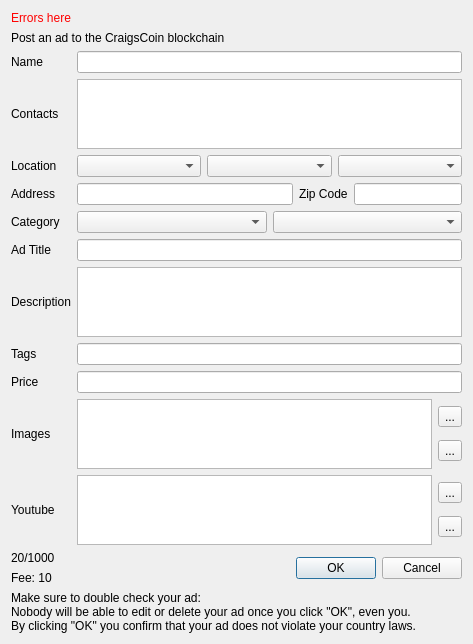
Qt form src/qt/forms/postad.ui (CraigsCoin/CraigsCoin) before a commit.
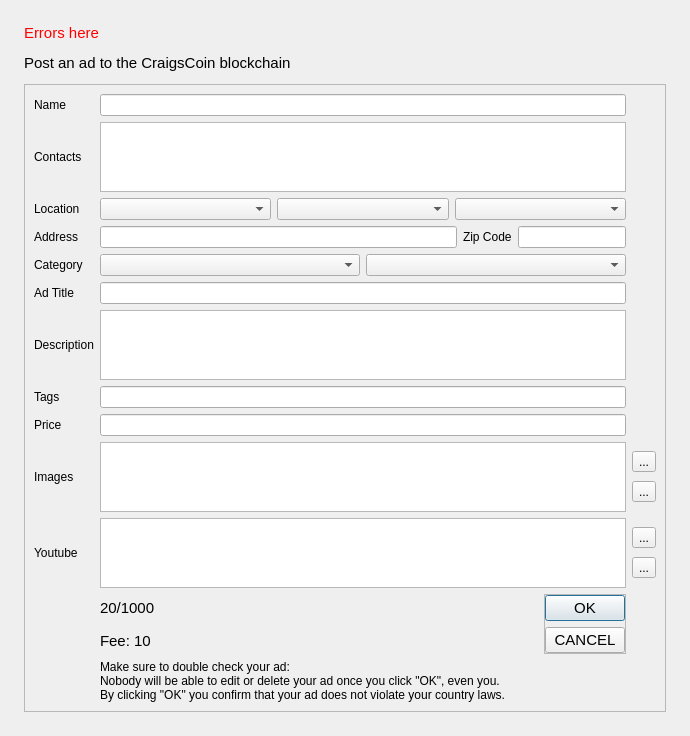
The same form after that commit. Icons and pictures are not drawn.

Patch:
```diff
--- a/src/qt/forms/postad.ui
+++ b/src/qt/forms/postad.ui
@@ -6,80 +6,42 @@
    <rect>
     <x>0</x>
     <y>0</y>
-    <width>473</width>
-    <height>637</height>
+    <width>690</width>
+    <height>707</height>
    </rect>
   </property>
   <property name="windowTitle">
    <string>Dialog</string>
   </property>
-  <layout class="QGridLayout" name="gridLayout">
-   <item row="9" column="1">
-    <widget class="QLineEdit" name="editTags"/>
-   </item>
-   <item row="10" column="0">
-    <widget class="QLabel" name="label_11">
-     <property name="text">
-      <string>Price</string>
-     </property>
-    </widget>
-   </item>
-   <item row="10" column="1">
-    <widget class="QLineEdit" name="editPrice"/>
-   </item>
-   <item row="11" column="0">
-    <widget class="QLabel" name="label_12">
-     <property name="text">
-      <string>Images</string>
-     </property>
-    </widget>
-   </item>
-   <item row="2" column="0">
-    <widget class="QLabel" name="label_2">
-     <property name="text">
-      <string>Name</string>
-     </property>
-    </widget>
-   </item>
-   <item row="7" column="0">
-    <widget class="QLabel" name="label_8">
-     <property name="text">
-      <string>Ad Title</string>
-     </property>
-    </widget>
-   </item>
-   <item row="3" column="0">
-    <widget class="QLabel" name="label_3">
-     <property name="text">
-      <string>Contacts</string>
-     </property>
-    </widget>
-   </item>
-   <item row="7" column="1">
-    <widget class="QLineEdit" name="editTitle"/>
-   </item>
-   <item row="4" column="0">
-    <widget class="QLabel" name="label_4">
-     <property name="text">
-      <string>Location</string>
-     </property>
-    </widget>
-   </item>
-   <item row="6" column="0">
-    <widget class="QLabel" name="label_7">
-     <property name="text">
-      <string>Category</string>
-     </property>
-    </widget>
-   </item>
-   <item row="0" column="0" colspan="2">
+  <layout class="QVBoxLayout" name="verticalLayout_5">
+   <property name="spacing">
+    <number>12</number>
+   </property>
+   <property name="leftMargin">
+    <number>24</number>
+   </property>
+   <property name="topMargin">
+    <number>24</number>
+   </property>
+   <property name="rightMargin">
+    <number>24</number>
+   </property>
+   <property name="bottomMargin">
+    <number>24</number>
+   </property>
+   <item>
     <widget class="QLabel" name="labelErrors">
      <property name="sizePolicy">
-      <sizepolicy hsizetype="Expanding" vsizetype="Preferred">
+      <sizepolicy hsizetype="Expanding" vsizetype="Fixed">
        <horstretch>0</horstretch>
        <verstretch>0</verstretch>
       </sizepolicy>
      </property>
+     <property name="font">
+      <font>
+       <pointsize>11</pointsize>
+      </font>
+     </property>
      <property name="styleSheet">
       <string notr="true">color: red</string>
      </property>
@@ -88,16 +50,21 @@
      </property>
     </widget>
    </item>
-   <item row="1" column="0" colspan="2">
+   <item>
     <layout class="QHBoxLayout" name="horizontalLayout_2">
      <item>
       <widget class="QLabel" name="label">
        <property name="sizePolicy">
-        <sizepolicy hsizetype="Expanding" vsizetype="Preferred">
+        <sizepolicy hsizetype="Expanding" vsizetype="Fixed">
          <horstretch>0</horstretch>
          <verstretch>0</verstretch>
         </sizepolicy>
        </property>
+       <property name="font">
+        <font>
+         <pointsize>11</pointsize>
+        </font>
+       </property>
        <property name="text">
         <string>Post an ad to the CraigsCoin blockchain</string>
        </property>
@@ -105,7 +72,42 @@
      </item>
     </layout>
    </item>
-   <item row="3" column="1">
+   <item>
+    <widget class="QFrame" name="framePostAd">
+     <property name="frameShape">
+      <enum>QFrame::StyledPanel</enum>
+     </property>
+     <property name="frameShadow">
+      <enum>QFrame::Raised</enum>
+     </property>
+     <layout class="QGridLayout" name="gridLayout">
+      <item row="0" column="0">
+       <widget class="QLabel" name="label_2">
+        <property name="sizePolicy">
+         <sizepolicy hsizetype="Fixed" vsizetype="Preferred">
+          <horstretch>0</horstretch>
+          <verstretch>0</verstretch>
+         </sizepolicy>
+        </property>
+        <property name="text">
+         <string>Name</string>
+        </property>
+       </widget>
+      </item>
+      <item row="1" column="0">
+       <widget class="QLabel" name="label_3">
+        <property name="sizePolicy">
+         <sizepolicy hsizetype="Fixed" vsizetype="Preferred">
+          <horstretch>0</horstretch>
+          <verstretch>0</verstretch>
+         </sizepolicy>
+        </property>
+        <property name="text">
+         <string>Contacts</string>
+        </property>
+       </widget>
+      </item>
+      <item row="1" column="1" colspan="2">
     <widget class="QPlainTextEdit" name="editContacts">
      <property name="sizePolicy">
       <sizepolicy hsizetype="Expanding" vsizetype="Preferred">
@@ -118,27 +120,33 @@
      </property>
     </widget>
    </item>
-   <item row="4" column="1">
-    <layout class="QHBoxLayout" name="horizontalLayout_3">
-     <item>
-      <widget class="QComboBox" name="cbxCountry">
+      <item row="2" column="0">
+       <widget class="QLabel" name="label_4">
        <property name="sizePolicy">
-        <sizepolicy hsizetype="Preferred" vsizetype="Fixed">
+         <sizepolicy hsizetype="Fixed" vsizetype="Preferred">
          <horstretch>0</horstretch>
          <verstretch>0</verstretch>
         </sizepolicy>
        </property>
-      </widget>
-     </item>
-     <item>
-      <widget class="QComboBox" name="cbxState"/>
-     </item>
-     <item>
-      <widget class="QComboBox" name="cbxTown"/>
-     </item>
-    </layout>
-   </item>
-   <item row="5" column="1">
+        <property name="text">
+         <string>Location</string>
+        </property>
+       </widget>
+      </item>
+      <item row="3" column="0">
+       <widget class="QLabel" name="label_5">
+        <property name="sizePolicy">
+         <sizepolicy hsizetype="Fixed" vsizetype="Preferred">
+          <horstretch>0</horstretch>
+          <verstretch>0</verstretch>
+         </sizepolicy>
+        </property>
+        <property name="text">
+         <string>Address</string>
+        </property>
+       </widget>
+      </item>
+      <item row="3" column="1" colspan="2">
     <layout class="QHBoxLayout" name="horizontalLayout_4">
      <item>
       <widget class="QLineEdit" name="editAddress">
@@ -169,60 +177,271 @@
      </item>
     </layout>
    </item>
+      <item row="4" column="0">
+       <widget class="QLabel" name="label_7">
+        <property name="sizePolicy">
+         <sizepolicy hsizetype="Fixed" vsizetype="Preferred">
+          <horstretch>0</horstretch>
+          <verstretch>0</verstretch>
+         </sizepolicy>
+        </property>
+        <property name="text">
+         <string>Category</string>
+        </property>
+       </widget>
+      </item>
    <item row="5" column="0">
-    <widget class="QLabel" name="label_5">
+       <widget class="QLabel" name="label_8">
+        <property name="sizePolicy">
+         <sizepolicy hsizetype="Fixed" vsizetype="Preferred">
+          <horstretch>0</horstretch>
+          <verstretch>0</verstretch>
+         </sizepolicy>
+        </property>
      <property name="text">
-      <string>Address</string>
+         <string>Ad Title</string>
      </property>
     </widget>
    </item>
-   <item row="8" column="0">
+      <item row="6" column="0">
     <widget class="QLabel" name="label_9">
+        <property name="sizePolicy">
+         <sizepolicy hsizetype="Fixed" vsizetype="Preferred">
+          <horstretch>0</horstretch>
+          <verstretch>0</verstretch>
+         </sizepolicy>
+        </property>
      <property name="text">
       <string>Description</string>
      </property>
     </widget>
    </item>
-   <item row="8" column="1">
+      <item row="6" column="1" colspan="2">
     <widget class="QPlainTextEdit" name="editMessage">
      <property name="placeholderText" stdset="0">
       <string/>
      </property>
     </widget>
    </item>
-   <item row="6" column="1">
-    <layout class="QHBoxLayout" name="horizontalLayout_5">
-     <item>
-      <widget class="QComboBox" name="cbxCategory"/>
-     </item>
-     <item>
-      <widget class="QComboBox" name="cbxSubCategory"/>
-     </item>
-    </layout>
-   </item>
-   <item row="2" column="1">
-    <widget class="QLineEdit" name="editName"/>
-   </item>
-   <item row="9" column="0">
+      <item row="7" column="0">
     <widget class="QLabel" name="label_10">
+        <property name="sizePolicy">
+         <sizepolicy hsizetype="Fixed" vsizetype="Preferred">
+          <horstretch>0</horstretch>
+          <verstretch>0</verstretch>
+         </sizepolicy>
+        </property>
      <property name="text">
       <string>Tags</string>
      </property>
     </widget>
    </item>
-   <item row="12" column="0">
+      <item row="8" column="0">
+       <widget class="QLabel" name="label_11">
+        <property name="sizePolicy">
+         <sizepolicy hsizetype="Fixed" vsizetype="Preferred">
+          <horstretch>0</horstretch>
+          <verstretch>0</verstretch>
+         </sizepolicy>
+        </property>
+        <property name="text">
+         <string>Price</string>
+        </property>
+       </widget>
+      </item>
+      <item row="9" column="0">
+       <widget class="QLabel" name="label_12">
+        <property name="sizePolicy">
+         <sizepolicy hsizetype="Fixed" vsizetype="Preferred">
+          <horstretch>0</horstretch>
+          <verstretch>0</verstretch>
+         </sizepolicy>
+        </property>
+        <property name="text">
+         <string>Images</string>
+        </property>
+       </widget>
+      </item>
+      <item row="9" column="1" colspan="2">
+       <widget class="QListWidget" name="listImages">
+        <property name="editTriggers">
+         <set>QAbstractItemView::AllEditTriggers</set>
+        </property>
+        <property name="selectionRectVisible">
+         <bool>true</bool>
+        </property>
+       </widget>
+      </item>
+      <item row="9" column="3">
+       <widget class="QFrame" name="frame">
+        <property name="sizePolicy">
+         <sizepolicy hsizetype="Fixed" vsizetype="Preferred">
+          <horstretch>0</horstretch>
+          <verstretch>0</verstretch>
+         </sizepolicy>
+        </property>
+        <property name="frameShape">
+         <enum>QFrame::NoFrame</enum>
+        </property>
+        <property name="frameShadow">
+         <enum>QFrame::Raised</enum>
+        </property>
+        <layout class="QVBoxLayout" name="verticalLayout_3">
+         <property name="spacing">
+          <number>0</number>
+         </property>
+         <property name="leftMargin">
+          <number>0</number>
+         </property>
+         <property name="topMargin">
+          <number>0</number>
+         </property>
+         <property name="rightMargin">
+          <number>0</number>
+         </property>
+         <property name="bottomMargin">
+          <number>0</number>
+         </property>
+         <item>
+          <widget class="QToolButton" name="btnImageAdd">
+           <property name="sizePolicy">
+            <sizepolicy hsizetype="Fixed" vsizetype="Fixed">
+             <horstretch>0</horstretch>
+             <verstretch>0</verstretch>
+            </sizepolicy>
+           </property>
+           <property name="text">
+            <string>...</string>
+           </property>
+           <property name="icon">
+            <iconset>
+             <normalon>:/icons/add</normalon>
+            </iconset>
+           </property>
+          </widget>
+         </item>
+         <item>
+          <widget class="QToolButton" name="btnImageRemove">
+           <property name="sizePolicy">
+            <sizepolicy hsizetype="Fixed" vsizetype="Fixed">
+             <horstretch>0</horstretch>
+             <verstretch>0</verstretch>
+            </sizepolicy>
+           </property>
+           <property name="text">
+            <string>...</string>
+           </property>
+           <property name="icon">
+            <iconset>
+             <normalon>:/icons/remove</normalon>
+            </iconset>
+           </property>
+          </widget>
+         </item>
+        </layout>
+       </widget>
+      </item>
+      <item row="10" column="0">
     <widget class="QLabel" name="label_13">
+        <property name="sizePolicy">
+         <sizepolicy hsizetype="Fixed" vsizetype="Preferred">
+          <horstretch>0</horstretch>
+          <verstretch>0</verstretch>
+         </sizepolicy>
+        </property>
      <property name="text">
       <string>Youtube</string>
      </property>
     </widget>
    </item>
-   <item row="14" column="0" colspan="2">
-    <layout class="QHBoxLayout" name="horizontalLayout">
+      <item row="10" column="1" colspan="2">
+       <widget class="QListWidget" name="listVideos">
+        <property name="editTriggers">
+         <set>QAbstractItemView::AllEditTriggers</set>
+        </property>
+        <property name="selectionRectVisible">
+         <bool>true</bool>
+        </property>
+       </widget>
+      </item>
+      <item row="10" column="3">
+       <widget class="QFrame" name="frame_2">
+        <property name="sizePolicy">
+         <sizepolicy hsizetype="Fixed" vsizetype="Preferred">
+          <horstretch>0</horstretch>
+          <verstretch>0</verstretch>
+         </sizepolicy>
+        </property>
+        <property name="frameShape">
+         <enum>QFrame::NoFrame</enum>
+        </property>
+        <property name="frameShadow">
+         <enum>QFrame::Raised</enum>
+        </property>
+        <layout class="QVBoxLayout" name="verticalLayout_4">
+         <property name="spacing">
+          <number>0</number>
+         </property>
+         <property name="leftMargin">
+          <number>0</number>
+         </property>
+         <property name="topMargin">
+          <number>0</number>
+         </property>
+         <property name="rightMargin">
+          <number>0</number>
+         </property>
+         <property name="bottomMargin">
+          <number>0</number>
+         </property>
      <item>
+          <widget class="QToolButton" name="btnVideoAdd">
+           <property name="sizePolicy">
+            <sizepolicy hsizetype="Fixed" vsizetype="Fixed">
+             <horstretch>0</horstretch>
+             <verstretch>0</verstretch>
+            </sizepolicy>
+           </property>
+           <property name="text">
+            <string>...</string>
+           </property>
+           <property name="icon">
+            <iconset>
+             <normalon>:/icons/add</normalon>
+            </iconset>
+           </property>
+          </widget>
+         </item>
+         <item>
+          <widget class="QToolButton" name="btnVideoRemove">
+           <property name="sizePolicy">
+            <sizepolicy hsizetype="Fixed" vsizetype="Fixed">
+             <horstretch>0</horstretch>
+             <verstretch>0</verstretch>
+            </sizepolicy>
+           </property>
+           <property name="text">
+            <string>...</string>
+           </property>
+           <property name="icon">
+            <iconset>
+             <normalon>:/icons/remove</normalon>
+            </iconset>
+           </property>
+          </widget>
+         </item>
+        </layout>
+       </widget>
+      </item>
+      <item row="11" column="1">
       <layout class="QVBoxLayout" name="verticalLayout">
        <item>
         <widget class="QLabel" name="labelBodyLength">
+          <property name="font">
+           <font>
+            <pointsize>11</pointsize>
+           </font>
+          </property>
          <property name="text">
           <string>20/1000</string>
          </property>
@@ -230,6 +449,11 @@
        </item>
        <item>
         <widget class="QLabel" name="labelPostFee">
+          <property name="font">
+           <font>
+            <pointsize>11</pointsize>
+           </font>
+          </property>
          <property name="text">
           <string>Fee: 10</string>
          </property>
@@ -237,108 +461,177 @@
        </item>
       </layout>
      </item>
+      <item row="11" column="2">
+       <widget class="QFrame" name="frame_3">
+        <property name="sizePolicy">
+         <sizepolicy hsizetype="Fixed" vsizetype="Preferred">
+          <horstretch>0</horstretch>
+          <verstretch>0</verstretch>
+         </sizepolicy>
+        </property>
+        <property name="frameShape">
+         <enum>QFrame::StyledPanel</enum>
+        </property>
+        <property name="frameShadow">
+         <enum>QFrame::Raised</enum>
+        </property>
+        <layout class="QVBoxLayout" name="verticalLayout_2">
+         <property name="leftMargin">
+          <number>0</number>
+         </property>
+         <property name="topMargin">
+          <number>0</number>
+         </property>
+         <property name="rightMargin">
+          <number>0</number>
+         </property>
+         <property name="bottomMargin">
+          <number>0</number>
+         </property>
      <item>
-      <widget class="QDialogButtonBox" name="buttonBox">
-       <property name="orientation">
-        <enum>Qt::Horizontal</enum>
-       </property>
-       <property name="standardButtons">
-        <set>QDialogButtonBox::Cancel|QDialogButtonBox::Ok</set>
+          <widget class="QPushButton" name="buttonOK">
+           <property name="sizePolicy">
+            <sizepolicy hsizetype="Preferred" vsizetype="Fixed">
+             <horstretch>0</horstretch>
+             <verstretch>0</verstretch>
+            </sizepolicy>
+           </property>
+           <property name="font">
+            <font>
+             <pointsize>11</pointsize>
+            </font>
+           </property>
+           <property name="text">
+            <string>OK</string>
+           </property>
+           <property name="default">
+            <bool>true</bool>
+           </property>
+          </widget>
+         </item>
+         <item>
+          <widget class="QPushButton" name="buttonCancel">
+           <property name="sizePolicy">
+            <sizepolicy hsizetype="Preferred" vsizetype="Fixed">
+             <horstretch>0</horstretch>
+             <verstretch>0</verstretch>
+            </sizepolicy>
+           </property>
+           <property name="font">
+            <font>
+             <pointsize>11</pointsize>
+            </font>
+           </property>
+           <property name="text">
+            <string>CANCEL</string>
        </property>
       </widget>
      </item>
     </layout>
-   </item>
-   <item row="15" column="0" colspan="2">
+       </widget>
+      </item>
+      <item row="12" column="1" colspan="2">
     <widget class="QLabel" name="labelWarn">
      <property name="text">
       <string>&lt;html&gt;&lt;head/&gt;&lt;body&gt;&lt;p&gt;Make sure to double check your ad:&lt;br/&gt;Nobody will be able to edit or delete your ad once you click &amp;quot;OK&amp;quot;, even you.&lt;br/&gt;By clicking &amp;quot;OK&amp;quot; you confirm that your ad does not violate your country laws.&lt;/p&gt;&lt;/body&gt;&lt;/html&gt;</string>
      </property>
     </widget>
    </item>
-   <item row="12" column="1">
-    <layout class="QHBoxLayout" name="horizontalLayout_6">
+      <item row="2" column="1" colspan="2">
+       <layout class="QHBoxLayout" name="horizontalLayout_3">
      <item>
-      <widget class="QListWidget" name="listVideos">
-       <property name="editTriggers">
-        <set>QAbstractItemView::AllEditTriggers</set>
-       </property>
-       <property name="selectionRectVisible">
-        <bool>true</bool>
-       </property>
+         <widget class="QComboBox" name="cbxCountry">
+          <property name="sizePolicy">
+           <sizepolicy hsizetype="Preferred" vsizetype="Fixed">
+            <horstretch>0</horstretch>
+            <verstretch>0</verstretch>
+           </sizepolicy>
+          </property>
       </widget>
      </item>
      <item>
-      <layout class="QVBoxLayout" name="verticalLayout_3" stretch="0,0">
-       <item>
-        <widget class="QToolButton" name="btnVideoAdd">
-         <property name="text">
-          <string>...</string>
-         </property>
-         <property name="icon">
-          <iconset>
-           <normalon>:/icons/add</normalon>
-          </iconset>
-         </property>
-        </widget>
+         <widget class="QComboBox" name="cbxState"/>
        </item>
        <item>
-        <widget class="QToolButton" name="btnVideoRemove">
-         <property name="text">
-          <string>...</string>
-         </property>
-         <property name="icon">
-          <iconset>
-           <normalon>:/icons/remove</normalon>
-          </iconset>
-         </property>
-        </widget>
+         <widget class="QComboBox" name="cbxTown"/>
        </item>
       </layout>
      </item>
-    </layout>
-   </item>
-   <item row="11" column="1">
-    <layout class="QHBoxLayout" name="horizontalLayout_7">
+      <item row="0" column="1" colspan="2">
+       <widget class="QLineEdit" name="editName"/>
+      </item>
+      <item row="4" column="1" colspan="2">
+       <layout class="QHBoxLayout" name="horizontalLayout_5">
      <item>
-      <widget class="QListWidget" name="listImages">
-       <property name="editTriggers">
-        <set>QAbstractItemView::AllEditTriggers</set>
-       </property>
-       <property name="selectionRectVisible">
-        <bool>true</bool>
-       </property>
-      </widget>
+         <widget class="QComboBox" name="cbxCategory"/>
      </item>
      <item>
-      <layout class="QVBoxLayout" name="verticalLayout_4" stretch="0,0">
-       <item>
-        <widget class="QToolButton" name="btnImageAdd">
-         <property name="text">
-          <string>...</string>
-         </property>
-         <property name="icon">
-          <iconset>
-           <normalon>:/icons/add</normalon>
-          </iconset>
-         </property>
-        </widget>
-       </item>
-       <item>
-        <widget class="QToolButton" name="btnImageRemove">
-         <property name="text">
-          <string>...</string>
-         </property>
-         <property name="icon">
-          <iconset>
-           <normalon>:/icons/remove</normalon>
-          </iconset>
-         </property>
-        </widget>
-       </item>
-      </layout>
-     </item>
-    </layout>
+         <widget class="QComboBox" name="cbxSubCategory"/>
+        </item>
+       </layout>
+      </item>
+      <item row="5" column="1" colspan="2">
+       <widget class="QLineEdit" name="editTitle"/>
+      </item>
+      <item row="7" column="1" colspan="2">
+       <widget class="QLineEdit" name="editTags"/>
+      </item>
+      <item row="8" column="1" colspan="2">
+       <widget class="QLineEdit" name="editPrice"/>
+      </item>
+     </layout>
+     <zorder></zorder>
+     <zorder></zorder>
+     <zorder>editName</zorder>
+     <zorder>label_7</zorder>
+     <zorder></zorder>
+     <zorder>editTags</zorder>
+     <zorder>label_8</zorder>
+     <zorder>label_5</zorder>
+     <zorder>editMessage</zorder>
+     <zorder>label_4</zorder>
+     <zorder></zorder>
+     <zorder>editContacts</zorder>
+     <zorder></zorder>
+     <zorder>editPrice</zorder>
+     <zorder>editTitle</zorder>
+     <zorder>label_13</zorder>
+     <zorder>label_9</zorder>
+     <zorder></zorder>
+     <zorder>label_3</zorder>
+     <zorder>label_12</zorder>
+     <zorder>labelWarn</zorder>
+     <zorder></zorder>
+     <zorder></zorder>
+     <zorder>editName</zorder>
+     <zorder></zorder>
+     <zorder>label_7</zorder>
+     <zorder></zorder>
+     <zorder>editTags</zorder>
+     <zorder>label_8</zorder>
+     <zorder>label_5</zorder>
+     <zorder>editMessage</zorder>
+     <zorder>label_4</zorder>
+     <zorder></zorder>
+     <zorder>label_11</zorder>
+     <zorder>editContacts</zorder>
+     <zorder></zorder>
+     <zorder>editPrice</zorder>
+     <zorder>editTitle</zorder>
+     <zorder>label_13</zorder>
+     <zorder>label_9</zorder>
+     <zorder></zorder>
+     <zorder>label_3</zorder>
+     <zorder>label_10</zorder>
+     <zorder>label_2</zorder>
+     <zorder>label_12</zorder>
+     <zorder>labelWarn</zorder>
+     <zorder></zorder>
+     <zorder></zorder>
+     <zorder>frame</zorder>
+     <zorder>frame_2</zorder>
+     <zorder>frame_3</zorder>
+    </widget>
    </item>
   </layout>
  </widget>
```
Left out of the diff: 129 changed lines with no effect on the pictures. Lines whose indentation alone changed are shown as unchanged.
